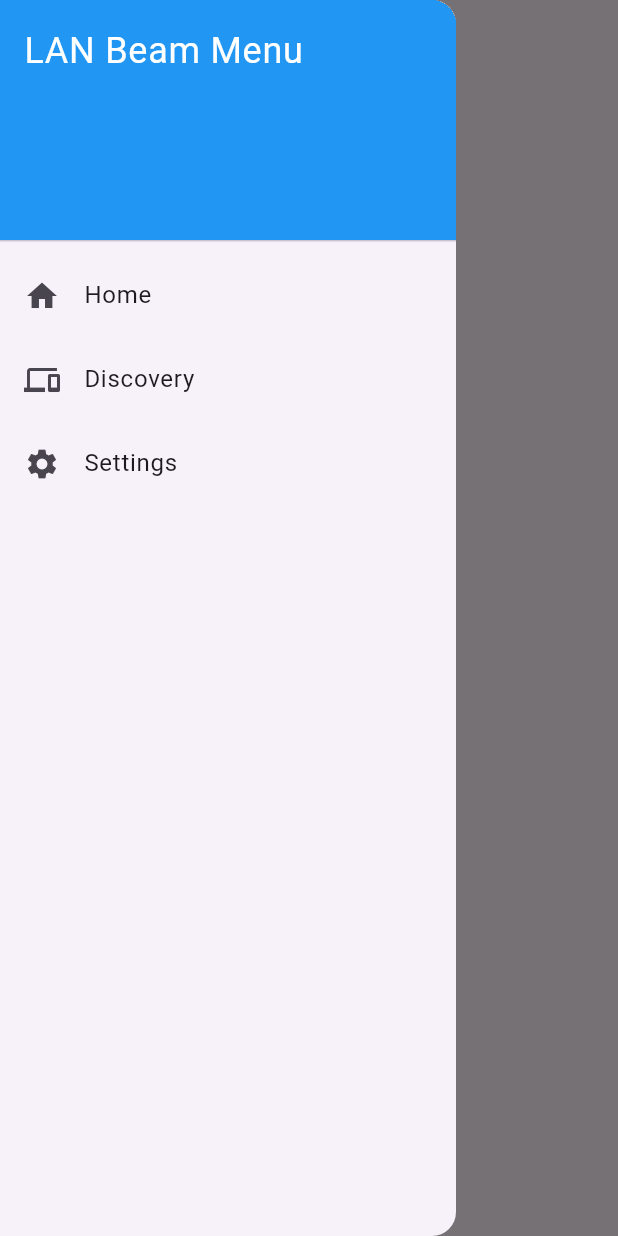
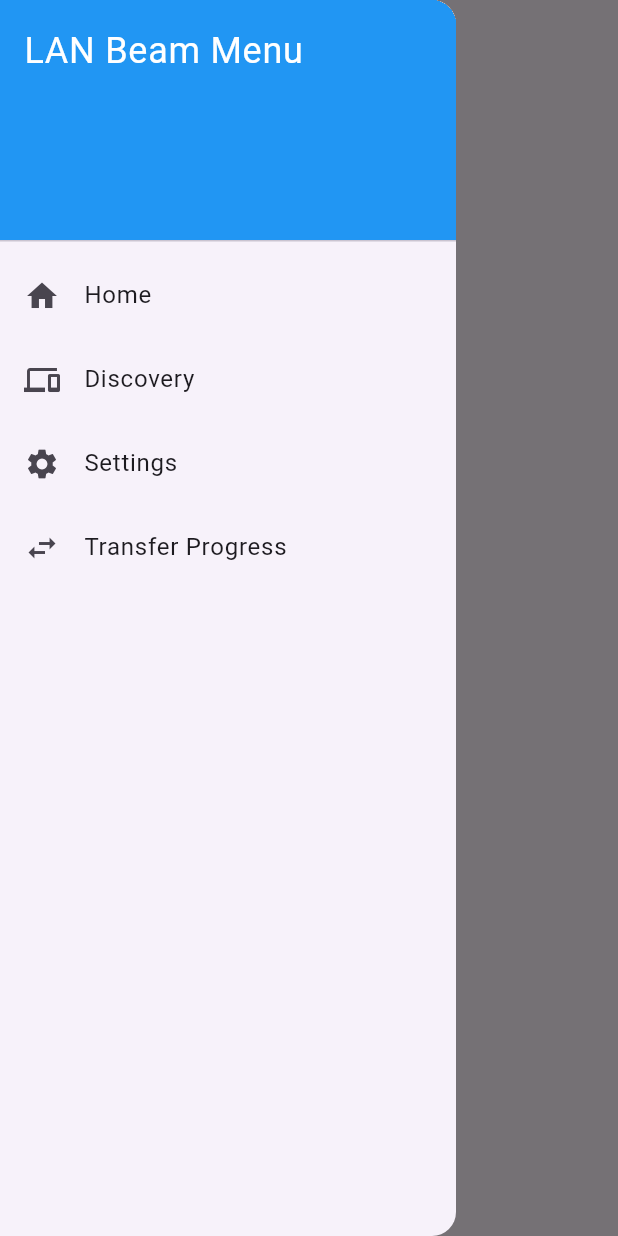
Before and after one commit to Daojim/lan_beam, a Flutter app: the screen it shows after launch, with the side drawer open, on a phone screen of 412 x 824 dp. Run offline on Flutter 3.47's test engine with Material 3 defaults, Android fonts, the phone set to English and light mode, and no system bars.

Commit message:
Add TransferProgressScreen to MainScreen Drawer navigation

```diff
--- a/lib/screens/main_screen.dart
+++ b/lib/screens/main_screen.dart
@@ -2,6 +2,7 @@ import 'package:flutter/material.dart';
 import 'home_screen.dart';
 import 'discovery_screen.dart';
 import 'settings_screen.dart';
+import 'transfer_progress_screen.dart';
 
 class MainScreen extends StatefulWidget {
   const MainScreen({super.key});
@@ -17,9 +18,15 @@ class _MainScreenState extends State<MainScreen> {
     HomeScreen(),
     DiscoveryScreen(),
     SettingsScreen(),
+    TransferProgressScreen(),
   ];
 
-  final List<String> _titles = ['Home', 'Discovery', 'Settings'];
+  final List<String> _titles = [
+    'Home',
+    'Discovery',
+    'Settings',
+    'Transfer Progress',
+  ];
 
   void _onItemTapped(int index) {
     setState(() {
@@ -58,6 +65,11 @@ class _MainScreenState extends State<MainScreen> {
               title: const Text('Settings'),
               onTap: () => _onItemTapped(2),
             ),
+            ListTile(
+              leading: const Icon(Icons.swap_horiz),
+              title: const Text('Transfer Progress'),
+              onTap: () => _onItemTapped(3),
+            ),
           ],
         ),
       ),
```
